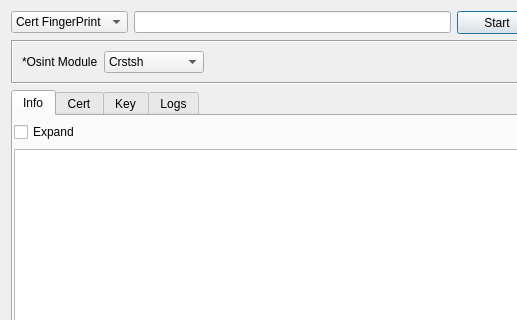
This is gui/src/tools/CertTool.ui in 3nock/OTE as Qt 5 draws it before an edit; both pictures show x 0 to 517 and y 0 to 320 of the 634 by 504 pixel window. The edited form follows.
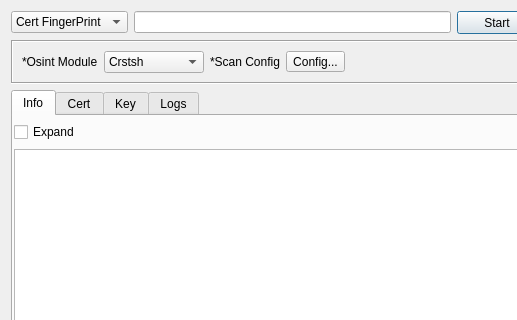
This is the edited form.

Commit message: added new passive scan configuration dialog

Patch:
```diff
--- a/gui/src/tools/CertTool.ui
+++ b/gui/src/tools/CertTool.ui
@@ -121,6 +121,20 @@
         </item>
        </widget>
       </item>
+      <item>
+       <widget class="QLabel" name="label">
+        <property name="text">
+         <string>*Scan Config</string>
+        </property>
+       </widget>
+      </item>
+      <item>
+       <widget class="QToolButton" name="buttonConfig">
+        <property name="text">
+         <string>Config...</string>
+        </property>
+       </widget>
+      </item>
       <item>
        <spacer name="horizontalSpacer">
         <property name="orientation">
```
The commit also changes 37 other files.
